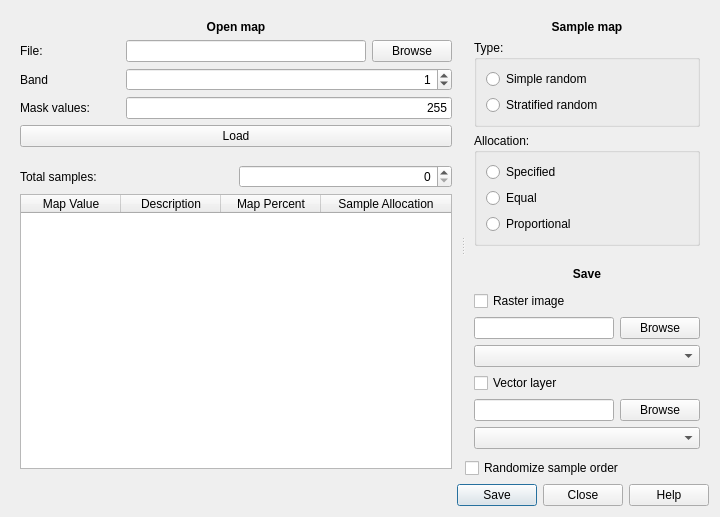
Before: the Qt Designer form ui/ui_sampler.ui in ceholden/accuracy_sampler, drawn with Qt 5.
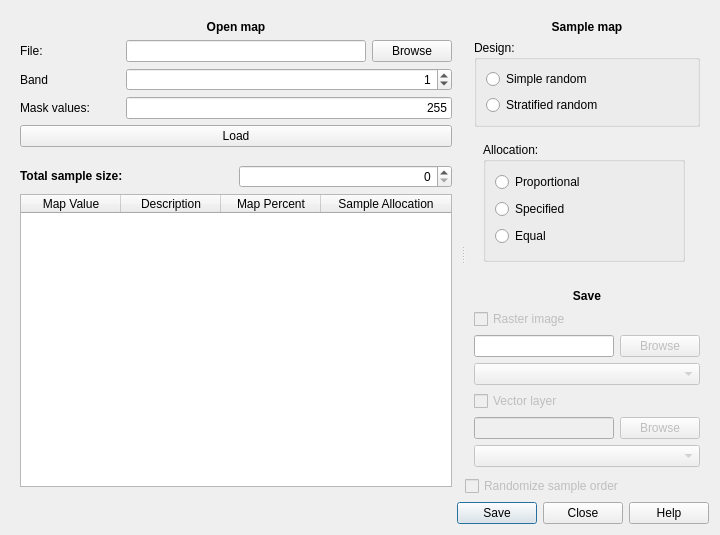
After: the same form once the commit is applied. The open tabs and pages were chosen to show the change.

Commit message: Added some options to a QStackWidget for switching in/out

```diff
--- a/ui/ui_sampler.ui
+++ b/ui/ui_sampler.ui
@@ -1,13 +1,13 @@
 <?xml version="1.0" encoding="UTF-8"?>
 <ui version="4.0">
- <class>AccuracySampler</class>
- <widget class="QDialog" name="AccuracySampler">
+ <class>AccuracyAssessSampler</class>
+ <widget class="QDialog" name="AccuracyAssessSampler">
   <property name="geometry">
    <rect>
     <x>0</x>
     <y>0</y>
     <width>720</width>
-    <height>517</height>
+    <height>535</height>
    </rect>
   </property>
   <property name="windowTitle">
@@ -49,7 +49,7 @@
          </property>
          <layout class="QGridLayout" name="gridLayout_2">
           <item row="1" column="2">
-           <widget class="QPushButton" name="cbox_browse">
+           <widget class="QPushButton" name="but_browse">
             <property name="minimumSize">
              <size>
               <width>50</width>
@@ -110,16 +110,6 @@
             </property>
            </widget>
           </item>
-          <item row="2" column="1" colspan="2">
-           <widget class="QSpinBox" name="spin_band">
-            <property name="alignment">
-             <set>Qt::AlignRight|Qt::AlignTrailing|Qt::AlignVCenter</set>
-            </property>
-            <property name="value">
-             <number>1</number>
-            </property>
-           </widget>
-          </item>
           <item row="3" column="0">
            <widget class="QLabel" name="label_4">
             <property name="minimumSize">
@@ -143,6 +133,16 @@
             </property>
            </widget>
           </item>
+          <item row="2" column="1" colspan="2">
+           <widget class="QSpinBox" name="spin_band">
+            <property name="alignment">
+             <set>Qt::AlignRight|Qt::AlignTrailing|Qt::AlignVCenter</set>
+            </property>
+            <property name="value">
+             <number>1</number>
+            </property>
+           </widget>
+          </item>
          </layout>
         </widget>
        </item>
@@ -152,17 +152,7 @@
           <item row="0" column="0">
            <widget class="QLabel" name="label_6">
             <property name="text">
-             <string>Total samples:</string>
-            </property>
-           </widget>
-          </item>
-          <item row="0" column="1">
-           <widget class="QSpinBox" name="sbox_nsample">
-            <property name="alignment">
-             <set>Qt::AlignRight|Qt::AlignTrailing|Qt::AlignVCenter</set>
-            </property>
-            <property name="maximum">
-             <number>16777215</number>
+             <string>&lt;html&gt;&lt;head/&gt;&lt;body&gt;&lt;p&gt;&lt;span style=&quot; font-weight:600;&quot;&gt;Total sample size:&lt;/span&gt;&lt;/p&gt;&lt;/body&gt;&lt;/html&gt;</string>
             </property>
            </widget>
           </item>
@@ -193,10 +183,20 @@
             </column>
            </widget>
           </item>
+          <item row="0" column="1">
+           <widget class="QSpinBox" name="spin_nsample">
+            <property name="alignment">
+             <set>Qt::AlignRight|Qt::AlignTrailing|Qt::AlignVCenter</set>
+            </property>
+            <property name="maximum">
+             <number>16777215</number>
+            </property>
+           </widget>
+          </item>
          </layout>
          <zorder>table_allocation</zorder>
          <zorder>label_6</zorder>
-         <zorder>sbox_nsample</zorder>
+         <zorder>spin_nsample</zorder>
         </widget>
        </item>
       </layout>
@@ -230,7 +230,7 @@
           </size>
          </property>
          <layout class="QGridLayout" name="gridLayout_4">
-          <item row="1" column="0" colspan="2">
+          <item row="2" column="0" colspan="2">
            <widget class="QGroupBox" name="group_type">
             <property name="minimumSize">
              <size>
@@ -239,7 +239,7 @@
              </size>
             </property>
             <property name="title">
-             <string>Type:</string>
+             <string>Design:</string>
             </property>
             <layout class="QVBoxLayout" name="verticalLayout_3">
              <item>
@@ -265,42 +265,6 @@
             </layout>
            </widget>
           </item>
-          <item row="2" column="0" colspan="2">
-           <widget class="QGroupBox" name="groupBox">
-            <property name="minimumSize">
-             <size>
-              <width>0</width>
-              <height>100</height>
-             </size>
-            </property>
-            <property name="title">
-             <string>Allocation:</string>
-            </property>
-            <layout class="QVBoxLayout" name="verticalLayout_2">
-             <item>
-              <widget class="QRadioButton" name="radioButton_3">
-               <property name="text">
-                <string>Specified</string>
-               </property>
-              </widget>
-             </item>
-             <item>
-              <widget class="QRadioButton" name="radioButton_2">
-               <property name="text">
-                <string>Equal</string>
-               </property>
-              </widget>
-             </item>
-             <item>
-              <widget class="QRadioButton" name="radioButton">
-               <property name="text">
-                <string>Proportional</string>
-               </property>
-              </widget>
-             </item>
-            </layout>
-           </widget>
-          </item>
           <item row="0" column="0" colspan="2">
            <widget class="QLabel" name="label_5">
             <property name="maximumSize">
@@ -314,43 +278,110 @@
             </property>
            </widget>
           </item>
+          <item row="3" column="0">
+           <widget class="QStackedWidget" name="stack_design">
+            <property name="currentIndex">
+             <number>0</number>
+            </property>
+            <widget class="QWidget" name="page_simple">
+             <layout class="QGridLayout" name="gridLayout_7"/>
+            </widget>
+            <widget class="QWidget" name="page_stratified">
+             <layout class="QGridLayout" name="gridLayout_8">
+              <item row="0" column="0">
+               <widget class="QGroupBox" name="groupBox">
+                <property name="minimumSize">
+                 <size>
+                  <width>0</width>
+                  <height>100</height>
+                 </size>
+                </property>
+                <property name="title">
+                 <string>Allocation:</string>
+                </property>
+                <layout class="QVBoxLayout" name="verticalLayout_2">
+                 <item>
+                  <widget class="QRadioButton" name="radioButton">
+                   <property name="text">
+                    <string>Proportional</string>
+                   </property>
+                  </widget>
+                 </item>
+                 <item>
+                  <widget class="QRadioButton" name="radioButton_3">
+                   <property name="text">
+                    <string>Specified</string>
+                   </property>
+                  </widget>
+                 </item>
+                 <item>
+                  <widget class="QRadioButton" name="radioButton_2">
+                   <property name="text">
+                    <string>Equal</string>
+                   </property>
+                  </widget>
+                 </item>
+                </layout>
+               </widget>
+              </item>
+             </layout>
+            </widget>
+           </widget>
+          </item>
          </layout>
         </widget>
        </item>
        <item row="1" column="0">
         <widget class="QWidget" name="widget_6" native="true">
          <layout class="QGridLayout" name="gridLayout_6">
-          <item row="2" column="0">
+          <item row="3" column="0">
            <widget class="QLineEdit" name="edit_raster_fname"/>
           </item>
-          <item row="4" column="0" colspan="2">
+          <item row="5" column="0" colspan="2">
            <widget class="QCheckBox" name="cbox_save_vector">
+            <property name="enabled">
+             <bool>false</bool>
+            </property>
             <property name="text">
              <string>Vector layer</string>
             </property>
            </widget>
           </item>
-          <item row="5" column="0">
-           <widget class="QLineEdit" name="edit_vector_fname"/>
+          <item row="6" column="0">
+           <widget class="QLineEdit" name="edit_vector_fname">
+            <property name="enabled">
+             <bool>false</bool>
+            </property>
+           </widget>
           </item>
-          <item row="2" column="1">
+          <item row="3" column="1">
            <widget class="QPushButton" name="but_raster_browse">
+            <property name="enabled">
+             <bool>false</bool>
+            </property>
             <property name="text">
              <string>Browse</string>
             </property>
            </widget>
           </item>
-          <item row="3" column="0" colspan="2">
-           <widget class="QComboBox" name="combo_raster_format"/>
+          <item row="4" column="0" colspan="2">
+           <widget class="QComboBox" name="combo_raster_format">
+            <property name="enabled">
+             <bool>false</bool>
+            </property>
+           </widget>
           </item>
-          <item row="1" column="0" colspan="2">
+          <item row="2" column="0" colspan="2">
            <widget class="QCheckBox" name="cbox_save_raster">
+            <property name="enabled">
+             <bool>false</bool>
+            </property>
             <property name="text">
              <string>Raster image</string>
             </property>
            </widget>
           </item>
-          <item row="0" column="0" colspan="2">
+          <item row="1" column="0" colspan="2">
            <widget class="QLabel" name="label_7">
             <property name="maximumSize">
              <size>
@@ -363,21 +394,31 @@
             </property>
            </widget>
           </item>
-          <item row="5" column="1">
-           <widget class="QPushButton" name="but_raster_browse_2">
+          <item row="6" column="1">
+           <widget class="QPushButton" name="but_vector_browse">
+            <property name="enabled">
+             <bool>false</bool>
+            </property>
             <property name="text">
              <string>Browse</string>
             </property>
            </widget>
           </item>
-          <item row="6" column="0" colspan="2">
-           <widget class="QComboBox" name="combo_vector_format"/>
+          <item row="7" column="0" colspan="2">
+           <widget class="QComboBox" name="combo_vector_format">
+            <property name="enabled">
+             <bool>false</bool>
+            </property>
+           </widget>
           </item>
          </layout>
         </widget>
        </item>
        <item row="2" column="0">
         <widget class="QCheckBox" name="cbox_random_order">
+         <property name="enabled">
+          <bool>false</bool>
+         </property>
          <property name="text">
           <string>Randomize sample order</string>
          </property>
```
Left out of the diff: 4 changed lines with no effect on the pictures. The commit also changes 1 other file.
